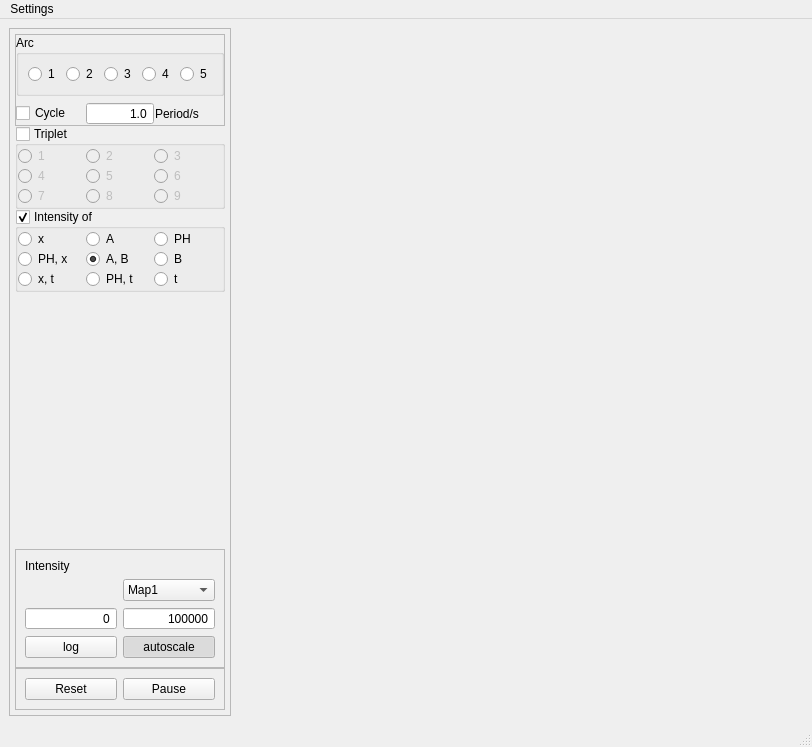
This is src/fylgje/fylgje_window.ui in g5t/daqlite as Qt 5 draws it before an edit. The edited form follows.
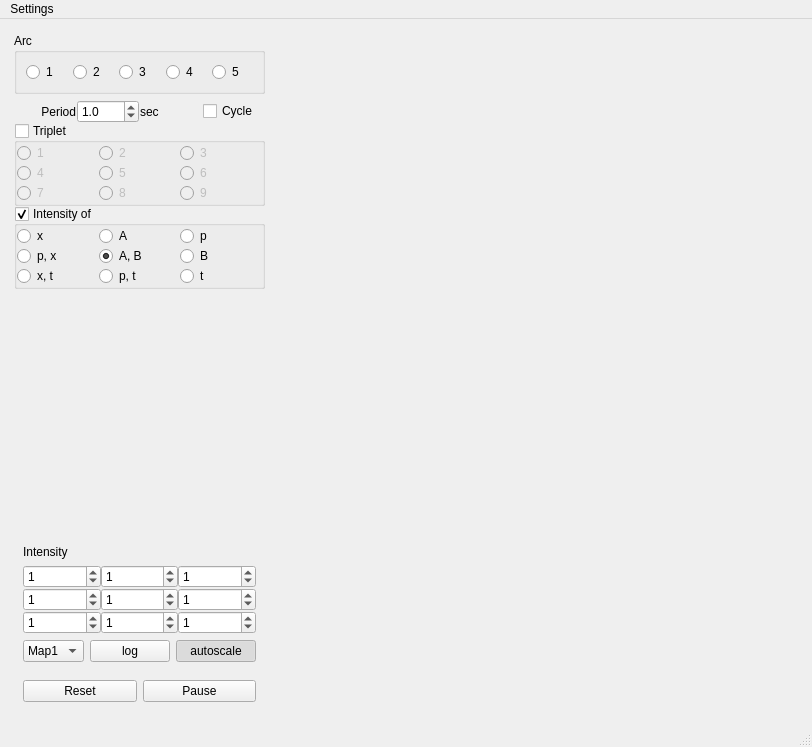
This is the edited form.

Commit message: Modifications to make fylgje more useful

Patch:
```diff
--- a/src/fylgje/fylgje_window.ui
+++ b/src/fylgje/fylgje_window.ui
@@ -20,7 +20,7 @@
    <bool>false</bool>
   </property>
   <property name="tabShape">
-   <enum>QTabWidget::TabShape::Triangular</enum>
+   <enum>QTabWidget::Rounded</enum>
   </property>
   <widget class="QWidget" name="centralwidget">
    <layout class="QGridLayout" name="gridLayout_5">
@@ -57,10 +57,7 @@
        </sizepolicy>
       </property>
       <property name="frameShape">
-       <enum>QFrame::Shape::StyledPanel</enum>
-      </property>
-      <property name="frameShadow">
-       <enum>QFrame::Shadow::Raised</enum>
+       <enum>QFrame::NoFrame</enum>
       </property>
       <layout class="QGridLayout" name="gridLayout_6">
        <property name="leftMargin">
@@ -78,119 +75,39 @@
        <property name="spacing">
         <number>0</number>
        </property>
-       <item row="4" column="0">
-        <spacer name="verticalSpacer_2">
-         <property name="orientation">
-          <enum>Qt::Orientation::Vertical</enum>
-         </property>
-         <property name="sizeHint" stdset="0">
-          <size>
-           <width>20</width>
-           <height>40</height>
-          </size>
-         </property>
-        </spacer>
-       </item>
-       <item row="1" column="0">
-        <widget class="QGroupBox" name="tripletBox">
+       <item row="8" column="1">
+        <widget class="QFrame" name="frame">
          <property name="sizePolicy">
-          <sizepolicy hsizetype="Preferred" vsizetype="Fixed">
+          <sizepolicy hsizetype="Preferred" vsizetype="Maximum">
            <horstretch>0</horstretch>
            <verstretch>0</verstretch>
           </sizepolicy>
          </property>
-         <property name="title">
-          <string>Triplet</string>
+         <property name="frameShape">
+          <enum>QFrame::NoFrame</enum>
          </property>
-         <property name="checkable">
-          <bool>true</bool>
-         </property>
-         <property name="checked">
-          <bool>false</bool>
-         </property>
-         <layout class="QGridLayout" name="gridLayout_8">
-          <property name="leftMargin">
-           <number>0</number>
-          </property>
-          <property name="topMargin">
-           <number>0</number>
-          </property>
-          <property name="rightMargin">
-           <number>0</number>
-          </property>
-          <property name="bottomMargin">
-           <number>0</number>
-          </property>
-          <property name="spacing">
-           <number>0</number>
-          </property>
-          <item row="0" column="1">
-           <widget class="QRadioButton" name="tripRadio2">
-            <property name="text">
-             <string>2</string>
-            </property>
-           </widget>
-          </item>
+         <layout class="QGridLayout" name="gridLayout_7">
           <item row="0" column="0">
-           <widget class="QRadioButton" name="tripRadio1">
+           <widget class="QPushButton" name="resetButton">
             <property name="text">
-             <string>1</string>
+             <string>Reset</string>
             </property>
            </widget>
           </item>
-          <item row="6" column="0">
-           <widget class="QRadioButton" name="tripRadio7">
+          <item row="0" column="1">
+           <widget class="QPushButton" name="pauseButton">
             <property name="text">
-             <string>7</string>
+             <string>Pause</string>
             </property>
-           </widget>
-          </item>
-          <item row="3" column="0">
-           <widget class="QRadioButton" name="tripRadio4">
-            <property name="text">
-             <string>4</string>
-            </property>
-           </widget>
-          </item>
-          <item row="0" column="2">
-           <widget class="QRadioButton" name="tripRadio3">
-            <property name="text">
-             <string>3</string>
-            </property>
-           </widget>
-          </item>
-          <item row="3" column="1">
-           <widget class="QRadioButton" name="tripRadio5">
-            <property name="text">
-             <string>5</string>
-            </property>
-           </widget>
-          </item>
-          <item row="3" column="2">
-           <widget class="QRadioButton" name="tripRadio6">
-            <property name="text">
-             <string>6</string>
-            </property>
-           </widget>
-          </item>
-          <item row="6" column="1">
-           <widget class="QRadioButton" name="tripRadio8">
-            <property name="text">
-             <string>8</string>
-            </property>
-           </widget>
-          </item>
-          <item row="6" column="2">
-           <widget class="QRadioButton" name="tripRadio9">
-            <property name="text">
-             <string>9</string>
+            <property name="checkable">
+             <bool>true</bool>
             </property>
            </widget>
           </item>
          </layout>
         </widget>
        </item>
-       <item row="5" column="0">
+       <item row="5" column="1">
         <widget class="QFrame" name="frame_3">
          <property name="sizePolicy">
           <sizepolicy hsizetype="Preferred" vsizetype="Maximum">
@@ -199,10 +116,7 @@
           </sizepolicy>
          </property>
          <property name="frameShape">
-          <enum>QFrame::Shape::StyledPanel</enum>
-         </property>
-         <property name="frameShadow">
-          <enum>QFrame::Shadow::Raised</enum>
+          <enum>QFrame::NoFrame</enum>
          </property>
          <layout class="QVBoxLayout" name="verticalLayout">
           <item>
@@ -210,33 +124,21 @@
             <property name="text">
              <string>Intensity</string>
             </property>
-            <property name="alignment">
-             <set>Qt::AlignmentFlag::AlignLeading|Qt::AlignmentFlag::AlignLeft|Qt::AlignmentFlag::AlignVCenter</set>
-            </property>
            </widget>
           </item>
           <item>
-           <layout class="QGridLayout" name="intensityLayout">
-            <item row="1" column="1">
-             <widget class="QSpinBox" name="intensityMaxSpin">
-              <property name="enabled">
-               <bool>true</bool>
-              </property>
+           <layout class="QGridLayout" name="gridLayout">
+            <property name="sizeConstraint">
+             <enum>QLayout::SetMaximumSize</enum>
+            </property>
+            <property name="spacing">
+             <number>0</number>
+            </property>
+            <item row="1" column="2">
+             <widget class="QSpinBox" name="intMax_b">
               <property name="toolTip">
                <string>Intensity maximum</string>
               </property>
-              <property name="alignment">
-               <set>Qt::AlignmentFlag::AlignRight|Qt::AlignmentFlag::AlignTrailing|Qt::AlignmentFlag::AlignVCenter</set>
-              </property>
-              <property name="readOnly">
-               <bool>true</bool>
-              </property>
-              <property name="buttonSymbols">
-               <enum>QAbstractSpinBox::ButtonSymbols::NoButtons</enum>
-              </property>
-              <property name="minimum">
-               <number>1</number>
-              </property>
               <property name="maximum">
                <number>2147483647</number>
               </property>
@@ -244,49 +146,143 @@
                <enum>QAbstractSpinBox::StepType::AdaptiveDecimalStepType</enum>
               </property>
               <property name="value">
-               <number>2147483647</number>
+               <number>1</number>
               </property>
              </widget>
             </item>
-            <item row="2" column="0">
-             <widget class="QPushButton" name="scaleButton">
+            <item row="0" column="1">
+             <widget class="QSpinBox" name="intMax_a">
               <property name="toolTip">
                <string>Toggle from linear to log scaling</string>
               </property>
-              <property name="text">
-               <string>log</string>
-              </property>
-              <property name="checkable">
-               <bool>true</bool>
-              </property>
-             </widget>
-            </item>
-            <item row="1" column="0">
-             <widget class="QSpinBox" name="intensityMinSpin">
-              <property name="enabled">
-               <bool>true</bool>
-              </property>
-              <property name="toolTip">
-               <string>Intensity minimum</string>
-              </property>
-              <property name="alignment">
-               <set>Qt::AlignmentFlag::AlignRight|Qt::AlignmentFlag::AlignTrailing|Qt::AlignmentFlag::AlignVCenter</set>
-              </property>
-              <property name="readOnly">
-               <bool>true</bool>
-              </property>
-              <property name="buttonSymbols">
-               <enum>QAbstractSpinBox::ButtonSymbols::NoButtons</enum>
-              </property>
               <property name="maximum">
-               <number>2147483646</number>
+               <number>2147483647</number>
               </property>
               <property name="stepType">
-               <enum>QAbstractSpinBox::StepType::AdaptiveDecimalStepType</enum>
+               <enum>QAbstractSpinBox::AdaptiveDecimalStepType</enum>
+              </property>
+              <property name="value">
+               <number>1</number>
               </property>
              </widget>
             </item>
             <item row="2" column="1">
+             <widget class="QSpinBox" name="intMax_pt">
+              <property name="toolTip">
+               <string>I(p, t) max</string>
+              </property>
+              <property name="maximum">
+               <number>2147483647</number>
+              </property>
+              <property name="stepType">
+               <enum>QAbstractSpinBox::AdaptiveDecimalStepType</enum>
+              </property>
+              <property name="value">
+               <number>1</number>
+              </property>
+             </widget>
+            </item>
+            <item row="1" column="0">
+             <widget class="QSpinBox" name="intMax_px">
+              <property name="toolTip">
+               <string>I(p, t) max</string>
+              </property>
+              <property name="maximum">
+               <number>2147483647</number>
+              </property>
+              <property name="stepType">
+               <enum>QAbstractSpinBox::AdaptiveDecimalStepType</enum>
+              </property>
+              <property name="value">
+               <number>1</number>
+              </property>
+             </widget>
+            </item>
+            <item row="0" column="2">
+             <widget class="QSpinBox" name="intMax_p">
+              <property name="toolTip">
+               <string>I(p) max</string>
+              </property>
+              <property name="maximum">
+               <number>2147483647</number>
+              </property>
+              <property name="stepType">
+               <enum>QAbstractSpinBox::AdaptiveDecimalStepType</enum>
+              </property>
+              <property name="value">
+               <number>1</number>
+              </property>
+             </widget>
+            </item>
+            <item row="2" column="0">
+             <widget class="QSpinBox" name="intMax_xt">
+              <property name="toolTip">
+               <string>I(x, t) max</string>
+              </property>
+              <property name="maximum">
+               <number>2147483647</number>
+              </property>
+              <property name="stepType">
+               <enum>QAbstractSpinBox::AdaptiveDecimalStepType</enum>
+              </property>
+              <property name="value">
+               <number>1</number>
+              </property>
+             </widget>
+            </item>
+            <item row="1" column="1">
+             <widget class="QSpinBox" name="intMax_ab">
+              <property name="toolTip">
+               <string>I(a,b) max</string>
+              </property>
+              <property name="maximum">
+               <number>2147483647</number>
+              </property>
+              <property name="stepType">
+               <enum>QAbstractSpinBox::AdaptiveDecimalStepType</enum>
+              </property>
+              <property name="value">
+               <number>1</number>
+              </property>
+             </widget>
+            </item>
+            <item row="2" column="2">
+             <widget class="QSpinBox" name="intMax_t">
+              <property name="toolTip">
+               <string>I(t) max</string>
+              </property>
+              <property name="maximum">
+               <number>2147483647</number>
+              </property>
+              <property name="stepType">
+               <enum>QAbstractSpinBox::AdaptiveDecimalStepType</enum>
+              </property>
+              <property name="value">
+               <number>1</number>
+              </property>
+             </widget>
+            </item>
+            <item row="0" column="0">
+             <widget class="QSpinBox" name="intMax_x">
+              <property name="toolTip">
+               <string>I(x) max</string>
+              </property>
+              <property name="maximum">
+               <number>2147483647</number>
+              </property>
+              <property name="stepType">
+               <enum>QAbstractSpinBox::AdaptiveDecimalStepType</enum>
+              </property>
+              <property name="value">
+               <number>1</number>
+              </property>
+             </widget>
+            </item>
+           </layout>
+          </item>
+          <item>
+           <layout class="QGridLayout" name="intensityLayout">
+            <item row="1" column="2">
              <widget class="QPushButton" name="autoscaleButton">
               <property name="toolTip">
                <string>Toggle manual limits</string>
@@ -305,7 +301,20 @@
               </property>
              </widget>
             </item>
-            <item row="0" column="1">
+            <item row="1" column="1">
+             <widget class="QPushButton" name="scaleButton">
+              <property name="toolTip">
+               <string>Toggle from linear to log scaling</string>
+              </property>
+              <property name="text">
+               <string>log</string>
+              </property>
+              <property name="checkable">
+               <bool>true</bool>
+              </property>
+             </widget>
+            </item>
+            <item row="1" column="0">
              <widget class="QComboBox" name="colormapComboBox">
               <property name="toolTip">
                <string>Colormap</string>
@@ -332,7 +341,20 @@
          </layout>
         </widget>
        </item>
-       <item row="3" column="0">
+       <item row="4" column="1">
+        <spacer name="verticalSpacer_2">
+         <property name="orientation">
+          <enum>Qt::Vertical</enum>
+         </property>
+         <property name="sizeHint" stdset="0">
+          <size>
+           <width>20</width>
+           <height>40</height>
+          </size>
+         </property>
+        </spacer>
+       </item>
+       <item row="3" column="1">
         <widget class="QGroupBox" name="intTypeBox">
          <property name="sizePolicy">
           <sizepolicy hsizetype="Preferred" vsizetype="Maximum">
@@ -382,7 +404,7 @@
           <item row="0" column="2">
            <widget class="QRadioButton" name="int__P_Radio">
             <property name="text">
-             <string>PH</string>
+             <string>p</string>
             </property>
            </widget>
           </item>
@@ -413,7 +435,7 @@
           <item row="5" column="1">
            <widget class="QRadioButton" name="int_Pt_Radio">
             <property name="text">
-             <string>PH, t</string>
+             <string>p, t</string>
             </property>
            </widget>
           </item>
@@ -427,49 +449,113 @@
           <item row="4" column="0">
            <widget class="QRadioButton" name="int_xP_Radio">
             <property name="text">
-             <string>PH, x</string>
+             <string>p, x</string>
             </property>
            </widget>
           </item>
          </layout>
         </widget>
        </item>
-       <item row="6" column="0">
-        <widget class="QFrame" name="frame">
+       <item row="1" column="1">
+        <widget class="QGroupBox" name="tripletBox">
          <property name="sizePolicy">
-          <sizepolicy hsizetype="Preferred" vsizetype="Maximum">
+          <sizepolicy hsizetype="Preferred" vsizetype="Fixed">
            <horstretch>0</horstretch>
            <verstretch>0</verstretch>
           </sizepolicy>
          </property>
-         <property name="frameShape">
-          <enum>QFrame::Shape::StyledPanel</enum>
+         <property name="title">
+          <string>Triplet</string>
          </property>
-         <property name="frameShadow">
-          <enum>QFrame::Shadow::Raised</enum>
+         <property name="checkable">
+          <bool>true</bool>
          </property>
-         <layout class="QGridLayout" name="gridLayout_7">
-          <item row="0" column="0">
-           <widget class="QPushButton" name="resetButton">
-            <property name="text">
-             <string>Reset</string>
-            </property>
-           </widget>
-          </item>
+         <property name="checked">
+          <bool>false</bool>
+         </property>
+         <layout class="QGridLayout" name="gridLayout_8">
+          <property name="leftMargin">
+           <number>0</number>
+          </property>
+          <property name="topMargin">
+           <number>0</number>
+          </property>
+          <property name="rightMargin">
+           <number>0</number>
+          </property>
+          <property name="bottomMargin">
+           <number>0</number>
+          </property>
+          <property name="spacing">
+           <number>0</number>
+          </property>
           <item row="0" column="1">
-           <widget class="QPushButton" name="pauseButton">
+           <widget class="QRadioButton" name="tripRadio2">
             <property name="text">
-             <string>Pause</string>
+             <string>2</string>
             </property>
-            <property name="checkable">
-             <bool>true</bool>
+           </widget>
+          </item>
+          <item row="0" column="0">
+           <widget class="QRadioButton" name="tripRadio1">
+            <property name="text">
+             <string>1</string>
+            </property>
+           </widget>
+          </item>
+          <item row="6" column="0">
+           <widget class="QRadioButton" name="tripRadio7">
+            <property name="text">
+             <string>7</string>
+            </property>
+           </widget>
+          </item>
+          <item row="3" column="0">
+           <widget class="QRadioButton" name="tripRadio4">
+            <property name="text">
+             <string>4</string>
+            </property>
+           </widget>
+          </item>
+          <item row="0" column="2">
+           <widget class="QRadioButton" name="tripRadio3">
+            <property name="text">
+             <string>3</string>
+            </property>
+           </widget>
+          </item>
+          <item row="3" column="1">
+           <widget class="QRadioButton" name="tripRadio5">
+            <property name="text">
+             <string>5</string>
+            </property>
+           </widget>
+          </item>
+          <item row="3" column="2">
+           <widget class="QRadioButton" name="tripRadio6">
+            <property name="text">
+             <string>6</string>
+            </property>
+           </widget>
+          </item>
+          <item row="6" column="1">
+           <widget class="QRadioButton" name="tripRadio8">
+            <property name="text">
+             <string>8</string>
+            </property>
+           </widget>
+          </item>
+          <item row="6" column="2">
+           <widget class="QRadioButton" name="tripRadio9">
+            <property name="text">
+             <string>9</string>
             </property>
            </widget>
           </item>
          </layout>
         </widget>
        </item>
-       <item row="0" column="0">
+       <item row="0" column="1">
         <widget class="QFrame" name="frame_2">
          <property name="sizePolicy">
           <sizepolicy hsizetype="Preferred" vsizetype="Fixed">
@@ -478,10 +564,7 @@
           </sizepolicy>
          </property>
          <property name="frameShape">
-          <enum>QFrame::Shape::StyledPanel</enum>
-         </property>
-         <property name="frameShadow">
-          <enum>QFrame::Shadow::Raised</enum>
+          <enum>QFrame::NoFrame</enum>
          </property>
          <layout class="QVBoxLayout" name="verticalLayout_4">
           <property name="spacing">
@@ -504,9 +587,6 @@
             <property name="title">
              <string>Arc</string>
             </property>
-            <property name="alignment">
-             <set>Qt::AlignmentFlag::AlignLeading|Qt::AlignmentFlag::AlignLeft|Qt::AlignmentFlag::AlignTop</set>
-            </property>
             <property name="flat">
              <bool>true</bool>
             </property>
@@ -559,19 +639,19 @@
              <number>1</number>
             </property>
             <item>
-             <widget class="QCheckBox" name="arcCycleCheck">
+             <widget class="QLabel" name="label_2">
               <property name="text">
-               <string>Cycle</string>
+               <string>Period</string>
+              </property>
+              <property name="alignment">
+               <set>Qt::AlignRight|Qt::AlignTrailing|Qt::AlignVCenter</set>
               </property>
              </widget>
             </item>
             <item>
              <widget class="QDoubleSpinBox" name="arcPeriodSpin">
-              <property name="alignment">
-               <set>Qt::AlignmentFlag::AlignRight|Qt::AlignmentFlag::AlignTrailing|Qt::AlignmentFlag::AlignVCenter</set>
-              </property>
               <property name="buttonSymbols">
-               <enum>QAbstractSpinBox::ButtonSymbols::NoButtons</enum>
+               <enum>QAbstractSpinBox::UpDownArrows</enum>
               </property>
               <property name="decimals">
                <number>1</number>
@@ -596,7 +676,20 @@
             <item>
              <widget class="QLabel" name="arcPeriodName">
               <property name="text">
-               <string>Period/s</string>
+               <string>sec</string>
+              </property>
+             </widget>
+            </item>
+            <item>
+             <widget class="QCheckBox" name="arcCycleCheck">
+              <property name="layoutDirection">
+               <enum>Qt::LeftToRight</enum>
+              </property>
+              <property name="text">
+               <string>Cycle</string>
+              </property>
+              <property name="tristate">
+               <bool>false</bool>
               </property>
              </widget>
             </item>
```
Left out of the diff: 12 changed lines with no effect on the pictures. The commit also changes 7 other files.
